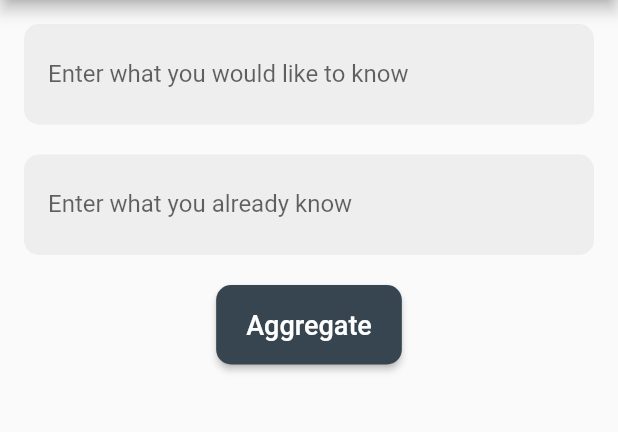
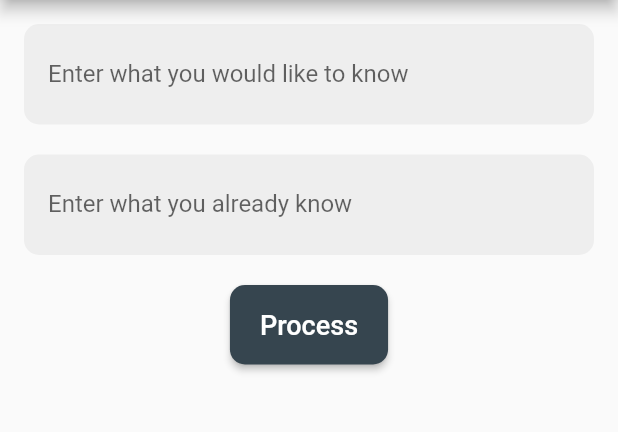
Before and after one commit to diasmashikov/ednex, a Flutter app: the screen it shows after launch, on a phone screen of 412 x 824 dp, the part 84-516 px from its top. Run offline on Flutter 3.47's test engine with Material 2 defaults, Android fonts, the phone set to English and light mode, and no system bars; our stand-ins replace youtube_player_iframe.

Commit message:
Button name changed

```diff
--- a/lib/main_screen.dart
+++ b/lib/main_screen.dart
@@ -66,9 +66,7 @@ class _MainScreenState extends State<MainScreen> {
   @override
   Widget build(BuildContext context) {
     return Scaffold(
-      appBar: AppBar(
-        title: const Text('Ednex'),
-      ),
+      appBar: AppBar(title: const Text('Ednex')),
       body: SingleChildScrollView(
         child: Padding(
           padding: const EdgeInsets.all(16.0),
@@ -101,7 +99,7 @@ class _MainScreenState extends State<MainScreen> {
                   ),
                 ),
                 child: const Text(
-                  'Aggregate',
+                  'Process',
                   style: TextStyle(
                     fontSize: 18, // Text font size
                   ),
```
